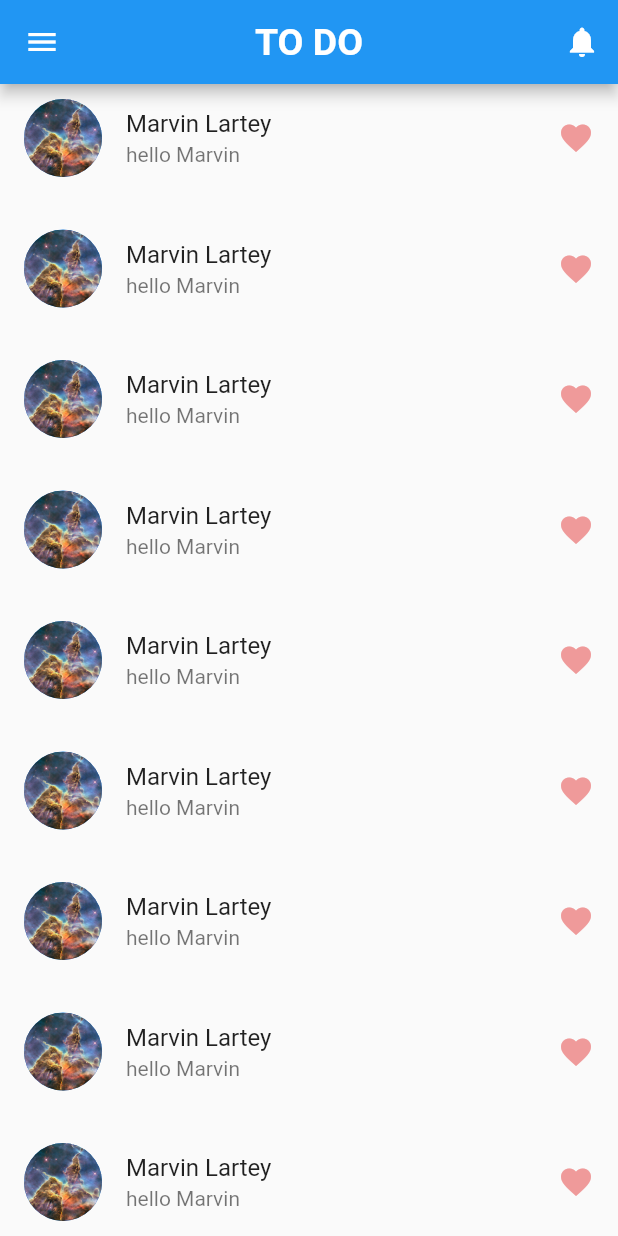
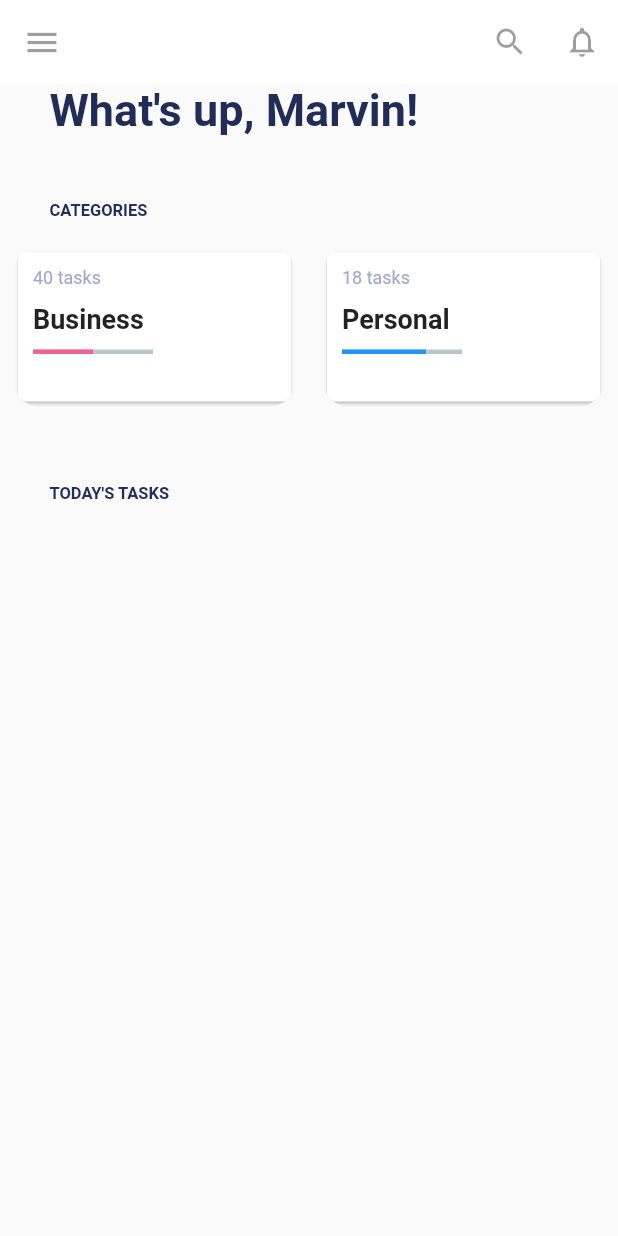
Before and after one commit to marvinlartey/To_Do, a Flutter app: the screen it shows after launch, on a phone screen of 412 x 824 dp. Run offline on Flutter 3.47's test engine with Material 2 defaults, Android fonts, the phone set to English and light mode, and no system bars; drawn by our look-alikes of percent_indicator.

Commit message:
half done

```diff
--- a/todo/lib/main.dart
+++ b/todo/lib/main.dart
@@ -1,5 +1,7 @@
 import 'package:flutter/material.dart';
 import 'package:todo/views/home_view.dart';
+import 'package:todo/views/tasks_page.dart';
+import 'package:todo/views/login_page.dart';
 
 void main() {
   runApp(const MyApp());
@@ -16,7 +18,7 @@ class MyApp extends StatelessWidget {
       theme: ThemeData(
         primarySwatch: Colors.blue,
       ),
-      home: const HomeView(),
+      home: const TasksPage(),
     );
   }
 }
--- a/todo/lib/views/home_view.dart
+++ b/todo/lib/views/home_view.dart
@@ -34,7 +34,7 @@ class HomeView extends StatelessWidget {
                 subtitle: Text('hello Marvin '),
                 trailing: Icon(
                   Icons.favorite,
-                  color: Colors.red.shade200,
+                  color: Colors.red,
                 ),
               );
             },
--- /dev/null
+++ b/todo/lib/views/tasks_page.dart
@@ -0,0 +1,165 @@
+import 'package:flutter/material.dart';
+import 'package:flutter/widgets.dart';
+import 'package:percent_indicator/percent_indicator.dart';
+
+void main() {
+  runApp(const TasksPage());
+}
+
+class TasksPage extends StatelessWidget {
+  const TasksPage({Key? key}) : super(key: key);
+
+  @override
+  Widget build(BuildContext context) {
+    return Scaffold(
+      //APPBAR
+      appBar: AppBar(
+        elevation: 0,
+        backgroundColor: Colors.white,
+        leading: const IconButton(
+            onPressed: null,
+            icon: Icon(
+              Icons.menu,
+              size: 26,
+            )),
+        actions: const [
+          IconButton(onPressed: null, icon: Icon(Icons.search)),
+          IconButton(onPressed: null, icon: Icon(Icons.notifications_outlined))
+        ],
+      ),
+      //BODY
+      body: Column(
+        crossAxisAlignment: CrossAxisAlignment.start,
+        children: [
+          //WELCOME MESSAGE
+          const Padding(
+            padding: EdgeInsets.only(left: 33),
+            child: Text(
+              "What's up, Marvin!",
+              textAlign: TextAlign.left,
+              style: TextStyle(
+                  fontSize: 30,
+                  fontWeight: FontWeight.bold,
+                  color: Color.fromRGBO(34, 45, 87, 1)),
+            ),
+          ),
+          const Padding(
+            padding: EdgeInsets.fromLTRB(33, 43, 0, 9),
+            child: Text('CATEGORIES',
+                textAlign: TextAlign.left,
+                style: TextStyle(
+                    fontSize: 11,
+                    fontWeight: FontWeight.bold,
+                    color: Color.fromRGBO(34, 45, 87, 1))),
+          ),
+          //TASKS CARDS
+          Row(
+            children: [
+              //CARD 1
+              SizedBox(
+                width: MediaQuery.of(context).size.width * 0.5,
+                height: MediaQuery.of(context).size.height * 0.15,
+                child: Padding(
+                  padding: const EdgeInsets.all(8.0),
+                  child: ClipRRect(
+                    borderRadius: BorderRadius.circular(20),
+                    child: Card(
+                      color: Colors.white,
+                      child: Column(
+                        crossAxisAlignment: CrossAxisAlignment.start,
+                        children: [
+                          const Padding(
+                            padding: EdgeInsets.all(10),
+                            child: Text('40 tasks',
+                                style: TextStyle(
+                                    fontSize: 12,
+                                    fontWeight: FontWeight.w400,
+                                    color: Color.fromRGBO(164, 169, 199, 1))),
+                          ),
+                          const Padding(
+                            padding: EdgeInsets.only(left: 10.0),
+                            child: Text('Business',
+                                style: TextStyle(
+                                  fontSize: 18,
+                                  fontWeight: FontWeight.bold,
+                                )),
+                          ),
+                          Padding(
+                            padding: const EdgeInsets.only(top: 10.0),
+                            child: LinearPercentIndicator(
+                              width: 100.0,
+                              lineHeight: 3.0,
+                              percent: 0.5,
+                              progressColor: Colors.pink.shade300,
+                            ),
+                          )
+                        ],
+                      ),
+                    ),
+                  ),
+                ),
+              ),
+              // CARD 2
+              SizedBox(
+                width: MediaQuery.of(context).size.width * 0.5,
+                height: MediaQuery.of(context).size.height * 0.15,
+                child: Padding(
+                  padding: const EdgeInsets.all(8.0),
+                  child: ClipRRect(
+                    borderRadius: BorderRadius.circular(20),
+                    child: Card(
+                      color: Colors.white,
+                      child: Column(
+                        crossAxisAlignment: CrossAxisAlignment.start,
+                        children: [
+                          const Padding(
+                            padding: EdgeInsets.all(10),
+                            child: Text('18 tasks',
+                                style: TextStyle(
+                                    fontSize: 12,
+                                    fontWeight: FontWeight.w400,
+                                    color: Color.fromRGBO(164, 169, 199, 1))),
+                          ),
+                          const Padding(
+                            padding: EdgeInsets.only(left: 10.0),
+                            child: Text('Personal',
+                                style: TextStyle(
+                                  fontSize: 18,
+                                  fontWeight: FontWeight.bold,
+                                )),
+                          ),
+                          Padding(
+                            padding: const EdgeInsets.only(top: 10.0),
+                            child: LinearPercentIndicator(
+                              width: 100.0,
+                              lineHeight: 3.0,
+                              percent: 0.7,
+                              progressColor: Colors.blue,
+                            ),
+                          )
+                        ],
+                      ),
+                    ),
+                  ),
+                ),
+              )
+            ],
+          ),
+
+          //SUBTITLE
+          const Padding(
+            padding: EdgeInsets.fromLTRB(33, 43, 0, 9),
+            child: Text('TODAY\'S TASKS ',
+                textAlign: TextAlign.left,
+                style: TextStyle(
+                    fontSize: 11,
+                    fontWeight: FontWeight.bold,
+                    color: Color.fromRGBO(34, 45, 87, 1))),
+          ),
+
+          //ListView
+        ],
+      ),
+    );
+  }
+}
--- a/todo/pubspec.yaml
+++ b/todo/pubspec.yaml
@@ -34,6 +34,8 @@ dependencies:
   # The following adds the Cupertino Icons font to your application.
   # Use with the CupertinoIcons class for iOS style icons.
   cupertino_icons: ^1.0.2
+  percent_indicator: ^3.4.0
+
 
 dev_dependencies:
   flutter_test:
```
Also changed, not shown: todo/pubspec.lock.
